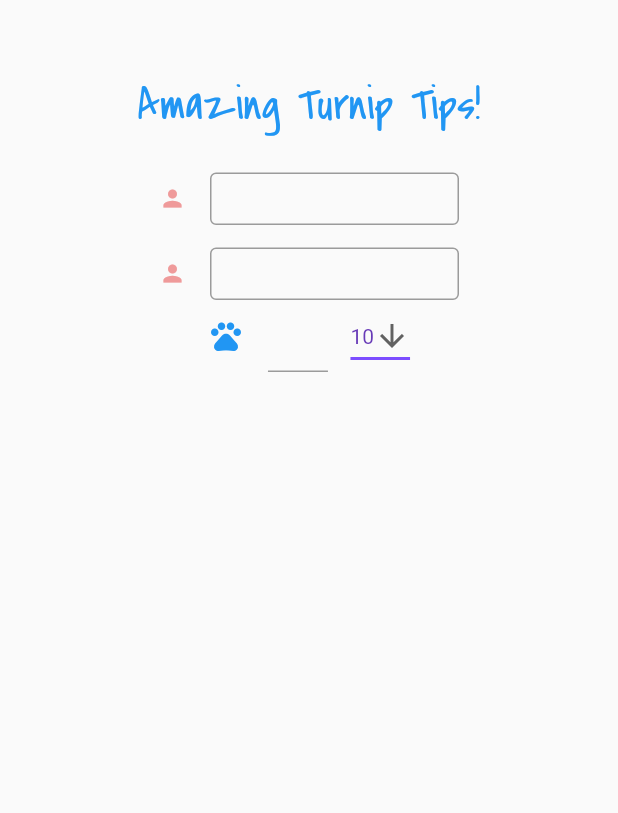
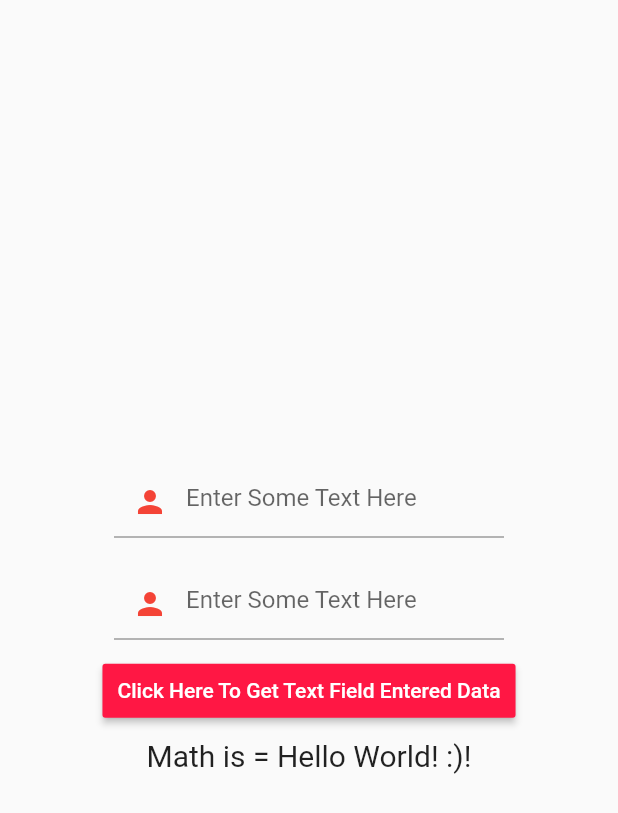
Before and after one commit to ajhanson22227/acTurnip, a Flutter app: the screen it shows after launch, on a phone screen of 412 x 824 dp. Shown: the top 813 px of the screen. Run offline on Flutter 3.47's test engine with Material 2 defaults, Android fonts, the phone set to English and light mode, and no system bars.

Commit message:
Finding how to manipulate text

```diff
--- a/lib/TurnipTips/tip_calculator.dart
+++ b/lib/TurnipTips/tip_calculator.dart
@@ -8,136 +8,269 @@ class TipCalculator extends StatefulWidget{
   _TipCalculatorAppState createState() => _TipCalculatorAppState();
 }
 
+class _TipCalculatorAppState extends State<TipCalculator>{
+  final userOneController = TextEditingController();
+  final userTwoController = TextEditingController();
 
+  String result = 'Hello World! :)';
+  double userOne, userTwo;
 
-class _TipCalculatorAppState extends State<TipCalculator>{
-  TextEditingController userOneController;
-  TextEditingController userTwoController;
-  TextEditingController priceController;
+  getTextInputData(){
+    userOneController.text == '' ? userOne = 0 : double.parse(userOneController.text);
+    userTwoController.text == '' ? userTwo = 0 : double.parse(userTwoController.text);
 
-  double userOneTip = 0;
-  double userTwoTip = 0;
-
-  String dropdownValue = '10';
+    setState(() {
+      result = (userOne + userTwo).toString();
+    });
+  }
 
   @override
-  Widget build(BuildContext context){
-    return Material(
-      child: Center(
-        child: Container(
+  Widget build(BuildContext context) {
+    return Scaffold(
+        body: Center(
           child: Column(
-            children: <Widget>[
-
-              //Top Title Section
-              Padding(
-                padding: const EdgeInsets.only(top: 50.0),
-                child: Text("Amazing Turnip Tips!", //title topbar text
-                  style: TextStyle(
-                    color: Colors.blue,
-                    decoration: TextDecoration.none,
-                    fontSize: 30.0,
-                    fontFamily: 'Grace',
-                  ),
-                ),
-              ),
-
-              //First User Row
-              Padding(
-                padding: const EdgeInsets.only(top: 25.0),
-                child: Container(
-                  width: 200.0,
-                  child: TextField(
-                    textAlign: TextAlign.center,
-                    decoration: InputDecoration(
-                      icon: Icon(Icons.person, color: Colors.red[200]),
-                      border: OutlineInputBorder(),
-                      isDense: true,
-                      contentPadding: EdgeInsets.all(8),
-                    ),
-                    keyboardType: TextInputType.number,
-                  ),
-                ),
-              ),
-
-
-              //Second User Row
-              Padding(
-                padding: const EdgeInsets.only(top: 15.0),
-                child: Container(
-                  width: 200.0,
-                  child: TextField(
-                    textAlign: TextAlign.center,
-                    decoration: InputDecoration(
-                      icon: Icon(Icons.person, color: Colors.red[200]),
-                      border: OutlineInputBorder(),
-                      isDense: true,
-                      contentPadding: EdgeInsets.all(8),
-                    ),
-                    keyboardType: TextInputType.number,
-                  ),
-                ),
-              ),
-
-
-              //Row will contain a Section for Prices and a dropdown for percentage
-              Row(
             mainAxisAlignment: MainAxisAlignment.center,
             children: <Widget>[
 
-                  //Price Textfield
              Container(
-                    width: 80,
+              width: 280,
+              padding: EdgeInsets.all(10.0),
               child: TextField(
-                      textAlign: TextAlign.center,
+                  controller: userOneController,
+                  autocorrect: true,
                   keyboardType: TextInputType.number,
                   decoration: InputDecoration(
-                        icon: Icon(Icons.pets, color: Colors.blue),
+                    hintText: 'Enter Some Text Here',
+                    prefixIcon: Icon(Icons.person, color: Colors.red,),
                   ),
-                    ),
+                )
               ),
 
-                  //Dropdown menu
+              Container(
+              width: 280,
+              padding: EdgeInsets.all(10.0),
+              child: TextField(
+                  controller: userTwoController,
+                  autocorrect: true,
+                  keyboardType: TextInputType.number,
+                  decoration: InputDecoration(
+                    hintText: 'Enter Some Text Here',
+                    prefixIcon: Icon(Icons.person, color: Colors.red,),
+                  ),
+                )
+              ),
 
-                  Container(
-                    margin: EdgeInsets.only(left: 15.0),
-                    child: DropdownButton<String>(
-                      value: dropdownValue,
-                      icon: Icon(Icons.arrow_downward),
-                      iconSize: 24,
-                      elevation: 8,
-                      style: TextStyle(
-                        color: Colors.deepPurple
+              RaisedButton(
+                onPressed: getTextInputData,
+                color: Color(0xffFF1744),
+                textColor: Colors.white,
+                padding: EdgeInsets.fromLTRB(10, 10, 10, 10),
+                child: Text('Click Here To Get Text Field Entered Data'),
               ),
-                      underline: Container(
-                        height: 2,
-                        color: Colors.deepPurpleAccent,
-                      ),
-                      onChanged: (String newValue) {
-                        setState(() {
-                          dropdownValue = newValue;
-                        });
-                      },
-                      items: <String>['10', '15', '20']
-                        .map<DropdownMenuItem<String>>((String value) {
-                          return DropdownMenuItem<String>(
-                            value: value,
-                            child: Text(value),
-                          );
-                        })
-                        .toList(),
-                    ),
-                  ),
+
+              Padding(
+              padding: EdgeInsets.all(8.0),
+              child :
+              Text("Math is = $result!", style: TextStyle(fontSize: 20))
+              )
 
             ],
           ),
+        ));
+  }
+
+}
+
+// class _TipCalculatorAppState extends State<TipCalculator>{
+//   TextEditingController userOneController;
+//   TextEditingController userTwoController;
+//   TextEditingController priceController;
+
+//   double parsedUserOne = 0;
+//   double parsedUserTwo = 0;
+
+//   double userOneTip = 0;
+//   double userTwoTip = 0;
+//   double totalPrice = 0;
+
+//   String dropdownValue = '10';
+//   String txt = "bojiorno";
+
+//   bool isVisible = false;
+
+//   getInputValues(){
+//     setState(() {
+//       // parsedUserOne = double.parse(userOneController.text);
+//       // parsedUserTwo = double.parse(userTwoController.text);
+//       // totalPrice = parsedUserOne + parsedUserTwo;
+
+//       txt = userOneController.text + userTwoController.text;
+//     });
+//   }
+
+
+//   @override
+//   Widget build(BuildContext context){
+//     return Material(
+//       child: Expanded(
+//         child: Container(
+//           child: Column(
+//             children: <Widget>[
+
+//               //Top Title Section
+//               Padding(
+//                 padding: const EdgeInsets.only(top: 50.0),
+//                 child: Text("Amazing Turnip Tips!", //title topbar text
+//                   style: TextStyle(
+//                     color: Colors.blue,
+//                     decoration: TextDecoration.none,
+//                     fontSize: 30.0,
+//                     fontFamily: 'Grace',
+//                   ),
+//                 ),
+//               ),
+
+//               //First User Row
+//               Padding(
+//                 padding: const EdgeInsets.only(top: 25.0),
+//                 child: Container(
+//                   width: 200.0,
+//                   child: TextField(
+//                     textAlign: TextAlign.center,
+//                     decoration: InputDecoration(
+//                       icon: Icon(Icons.person, color: Colors.red[200]),
+//                       border: OutlineInputBorder(),
+//                       isDense: true,
+//                       contentPadding: EdgeInsets.all(8),
+//                     ),
+//                     keyboardType: TextInputType.number,
+
+//                     controller: userOneController,
+//                   ),
+//                 ),
+//               ),
+
+
+//               //Second User Row
+//               Padding(
+//                 padding: const EdgeInsets.only(top: 15.0),
+//                 child: Container(
+//                   width: 200.0,
+//                   child: TextField(
+//                     textAlign: TextAlign.center,
+//                     decoration: InputDecoration(
+//                       icon: Icon(Icons.person, color: Colors.red[200]),
+//                       border: OutlineInputBorder(),
+//                       isDense: true,
+//                       contentPadding: EdgeInsets.all(8),
+//                     ),
+//                     keyboardType: TextInputType.number,
+//                     controller: userTwoController,
+
+//                   ),
+//                 ),
+//               ),
+
+
+//               //Row will contain a Section for Prices and a dropdown for percentage
+//               Row(
+//                 mainAxisAlignment: MainAxisAlignment.center,
+//                 children: <Widget>[
+
+//                   //Price Textfield
+//                   Container(
+//                     margin: EdgeInsets.only(left: 40.0),
+//                     width: 80,
+//                     child: TextField(
+//                       textAlign: TextAlign.center,
+//                       keyboardType: TextInputType.number,
+//                       decoration: InputDecoration(
+//                         icon: Icon(Icons.pets, color: Colors.blue),
+//                       ),
+//                       controller: priceController,
+//                     ),
+//                   ),
+
+//                   //Dropdown menu
+//                   Container(
+//                     margin: EdgeInsets.only(left: 15.0, top: 18.0),
+//                     child: DropdownButton<String>(
+//                       value: dropdownValue,
+//                       icon: Icon(Icons.arrow_downward),
+//                       iconSize: 24,
+//                       elevation: 8,
+//                       style: TextStyle(
+//                         color: Colors.deepPurple
+//                       ),
+//                       underline: Container(
+//                         height: 2,
+//                         color: Colors.grey,
+//                       ),
+//                       onChanged: (String newValue) {
+//                         setState(() {
+//                           dropdownValue = newValue;
+//                         });
+//                       },
+//                       items: <String>['10', '15', '20']
+//                         .map<DropdownMenuItem<String>>((String value) {
+//                           return DropdownMenuItem<String>(
+//                             value: value,
+//                             child: Text(value),
+//                           );
+//                         })
+//                         .toList(),
+//                     ),
+//                   ),
+
+//                   //Button, bottom right
+//                   Padding(
+
+//                     padding: const EdgeInsets.only(right: 5),
+//                     child: RawMaterialButton(
+
+//                       //get the values of the controllers and work with them
+//                       onPressed: getInputValues,
+//                       elevation: 1.0,
+//                       fillColor: Colors.red,
+//                       child: Icon(Icons.check, color: Colors.white),
+//                       shape: CircleBorder(),
+//                     ),
+//                   ),
 
 
 
 
-            ],
-          ),
-        ),
-      ),
-    );
-  }
-}
+//                 ],
+//               ),
+
+//               Container(
+//                 margin: EdgeInsets.only(top: 50.0),
+//                 width: 200,
+//                 decoration: BoxDecoration(
+//                   border: Border.all(),
+//                 ),
+
+//                 child: Column(
+//                   children: <Widget>[
+
+//                     //Total Amount
+//                     Row(
+//                       children: <Widget>[
+//                         Icon(Icons.child_care, color: Colors.green),
+//                         Text(txt),
+//                       ],
+//                     ),
+//                   ],
+//                 ),
+//               ),
+
+
+//             ],
+//           ),
+
+
+//         ),
+//       ),
+//     );
+//   }
+// }
```
Lines whose indentation alone changed are shown as unchanged.
